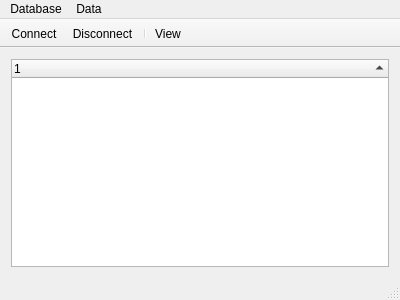
Old version of the form mainwindow.ui in the repository Kuszki/EW-Database.
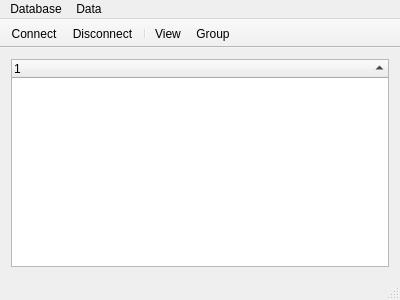
New version of the form. Icons and pictures are not drawn.

Commit message: Add new UI features into main window

The edit to the form file:
```diff
--- a/mainwindow.ui
+++ b/mainwindow.ui
@@ -76,6 +76,7 @@
    <addaction name="actionDisconnect"/>
    <addaction name="separator"/>
    <addaction name="actionView"/>
+   <addaction name="actionGroup"/>
   </widget>
   <widget class="QStatusBar" name="statusBar"/>
   <action name="actionConnect">
@@ -105,6 +106,14 @@
     <string>View</string>
    </property>
   </action>
+  <action name="actionGroup">
+   <property name="icon">
+    <iconset theme="format-indent-more"/>
+   </property>
+   <property name="text">
+    <string>Group</string>
+   </property>
+  </action>
  </widget>
  <layoutdefault spacing="6" margin="11"/>
  <resources/>
```
Left out of the diff: 6 changed lines with no effect on the pictures. The commit also changes 2 other files.
